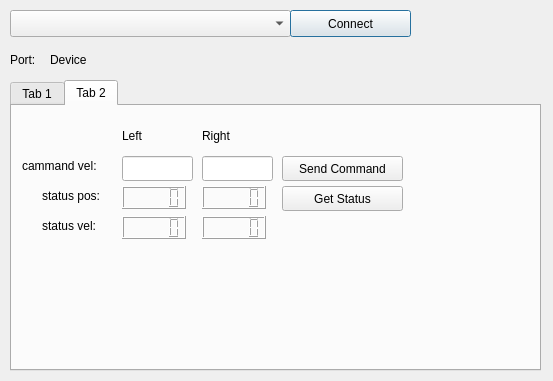
The window that ui/littlebot_gui.ui (NestorDP/littlebot_rqt_plugin) describes before a commit, drawn with Qt 5.
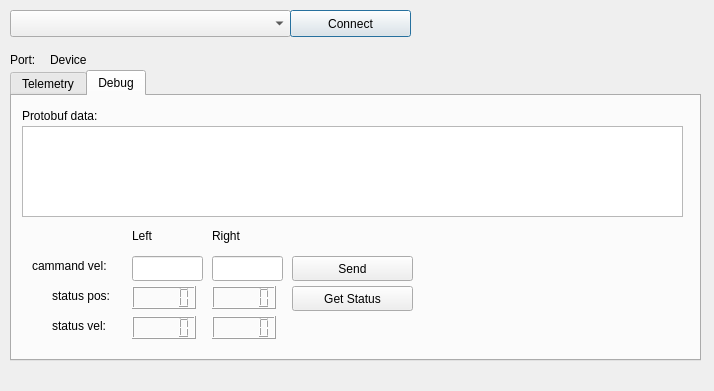
The same window after the commit. The open tabs and pages were chosen to show the change. Custom widgets are drawn as their Qt base class.

Commit message: ✨ feat(ui): Create create new widgets on debug tab

```diff
--- a/ui/littlebot_gui.ui
+++ b/ui/littlebot_gui.ui
@@ -6,8 +6,8 @@
    <rect>
     <x>0</x>
     <y>0</y>
-    <width>553</width>
-    <height>381</height>
+    <width>714</width>
+    <height>391</height>
    </rect>
   </property>
   <property name="windowTitle">
@@ -54,7 +54,7 @@
     <rect>
      <x>50</x>
      <y>50</y>
-     <width>271</width>
+     <width>231</width>
      <height>19</height>
     </rect>
    </property>
@@ -66,8 +66,8 @@
    <property name="geometry">
     <rect>
      <x>10</x>
-     <y>80</y>
-     <width>531</width>
+     <y>70</y>
+     <width>691</width>
      <height>291</height>
     </rect>
    </property>
@@ -76,7 +76,7 @@
    </property>
    <widget class="QWidget" name="tab">
     <attribute name="title">
-     <string>Tab 1</string>
+     <string>Telemetry</string>
     </attribute>
     <widget class="QwtPlot" name="qwt_plot">
      <property name="geometry">
@@ -153,13 +153,13 @@
    </widget>
    <widget class="QWidget" name="tab_2">
     <attribute name="title">
-     <string>Tab 2</string>
+     <string>Debug</string>
     </attribute>
     <widget class="QPushButton" name="push_get_status">
      <property name="geometry">
       <rect>
-       <x>270</x>
-       <y>80</y>
+       <x>280</x>
+       <y>190</y>
        <width>121</width>
        <height>25</height>
       </rect>
@@ -171,8 +171,8 @@
     <widget class="QLCDNumber" name="lcd_left_vel_status">
      <property name="geometry">
       <rect>
-       <x>110</x>
-       <y>110</y>
+       <x>120</x>
+       <y>220</y>
        <width>64</width>
        <height>23</height>
       </rect>
@@ -181,8 +181,8 @@
     <widget class="QLabel" name="left_lable_3">
      <property name="geometry">
       <rect>
-       <x>30</x>
-       <y>110</y>
+       <x>40</x>
+       <y>220</y>
        <width>71</width>
        <height>20</height>
       </rect>
@@ -194,8 +194,8 @@
     <widget class="QLabel" name="left_lable_2">
      <property name="geometry">
       <rect>
-       <x>10</x>
-       <y>50</y>
+       <x>20</x>
+       <y>160</y>
        <width>91</width>
        <height>19</height>
       </rect>
@@ -207,8 +207,8 @@
     <widget class="QLabel" name="left_lable">
      <property name="geometry">
       <rect>
-       <x>110</x>
-       <y>20</y>
+       <x>120</x>
+       <y>130</y>
        <width>66</width>
        <height>19</height>
       </rect>
@@ -220,8 +220,8 @@
     <widget class="QLCDNumber" name="lcd_right_pos_status">
      <property name="geometry">
       <rect>
-       <x>190</x>
-       <y>80</y>
+       <x>200</x>
+       <y>190</y>
        <width>64</width>
        <height>23</height>
       </rect>
@@ -230,8 +230,8 @@
     <widget class="QLCDNumber" name="lcd_right_vel_status">
      <property name="geometry">
       <rect>
-       <x>190</x>
-       <y>110</y>
+       <x>200</x>
+       <y>220</y>
        <width>64</width>
        <height>23</height>
       </rect>
@@ -240,8 +240,8 @@
     <widget class="QLineEdit" name="edit_right_cmd">
      <property name="geometry">
       <rect>
-       <x>190</x>
-       <y>50</y>
+       <x>200</x>
+       <y>160</y>
        <width>71</width>
        <height>25</height>
       </rect>
@@ -250,8 +250,8 @@
     <widget class="QLCDNumber" name="lcd_left_pos_status">
      <property name="geometry">
       <rect>
-       <x>110</x>
-       <y>80</y>
+       <x>120</x>
+       <y>190</y>
        <width>64</width>
        <height>23</height>
       </rect>
@@ -260,8 +260,8 @@
     <widget class="QLabel" name="left_lable_4">
      <property name="geometry">
       <rect>
-       <x>30</x>
-       <y>80</y>
+       <x>40</x>
+       <y>190</y>
        <width>81</width>
        <height>20</height>
       </rect>
@@ -273,8 +273,8 @@
     <widget class="QLineEdit" name="edit_left_cmd">
      <property name="geometry">
       <rect>
-       <x>110</x>
-       <y>50</y>
+       <x>120</x>
+       <y>160</y>
        <width>71</width>
        <height>25</height>
       </rect>
@@ -283,8 +283,8 @@
     <widget class="QLabel" name="right_label">
      <property name="geometry">
       <rect>
-       <x>190</x>
-       <y>20</y>
+       <x>200</x>
+       <y>130</y>
        <width>66</width>
        <height>19</height>
       </rect>
@@ -296,14 +296,37 @@
     <widget class="QPushButton" name="push_set_cmd">
      <property name="geometry">
       <rect>
-       <x>270</x>
-       <y>50</y>
+       <x>280</x>
+       <y>160</y>
        <width>121</width>
        <height>25</height>
       </rect>
      </property>
      <property name="text">
-      <string>Send Command</string>
+      <string>Send</string>
+     </property>
+    </widget>
+    <widget class="QLabel" name="label_prot_data_title">
+     <property name="geometry">
+      <rect>
+       <x>10</x>
+       <y>10</y>
+       <width>111</width>
+       <height>19</height>
+      </rect>
+     </property>
+     <property name="text">
+      <string>Protobuf data:</string>
+     </property>
+    </widget>
+    <widget class="QTextBrowser" name="text_proto_data">
+     <property name="geometry">
+      <rect>
+       <x>10</x>
+       <y>30</y>
+       <width>661</width>
+       <height>91</height>
+      </rect>
      </property>
     </widget>
    </widget>
```
Left out of the diff: 51 changed lines with no effect on the pictures.
